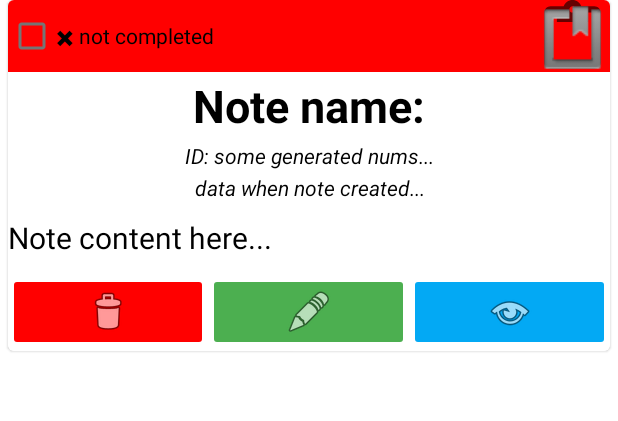
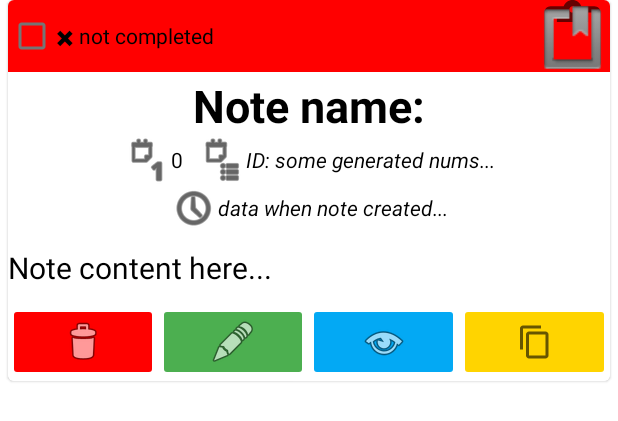
Before and after one commit to Maxdgf/My-Notes, an Android app: the layout note_view_widget.xml on its own in the app's theme, with its tools: preview values and no code run, on a phone screen of 412 x 824 dp. Shown: the top 421 px of the screen. Run offline under Robolectric (Android 15) with nearby library versions, the phone set to English and light mode, and no system bars; Roboto replaces fonts that are not available here.

Commit message:
Update note_view_widget.xml

```diff
--- a/app/src/main/res/layout/note_view_widget.xml
+++ b/app/src/main/res/layout/note_view_widget.xml
@@ -41,23 +41,80 @@
                 android:textSize="30sp"
                 android:textStyle="bold" />
 
+            <LinearLayout
+                android:layout_width="wrap_content"
+                android:layout_height="wrap_content"
+                android:orientation="horizontal"
+                android:layout_gravity="center">
+
+                <LinearLayout
+                    android:layout_width="wrap_content"
+                    android:layout_height="wrap_content"
+                    android:orientation="horizontal"
+                    android:layout_gravity="center">
+
+                    <ImageView
+                        android:layout_width="wrap_content"
+                        android:layout_height="wrap_content"
+                        android:layout_gravity="right"
+                        app:srcCompat="@android:drawable/ic_menu_day"
+                        app:tint="#000000" />
+
+                    <TextView
+                        android:layout_width="wrap_content"
+                        android:layout_height="wrap_content"
+                        android:id="@+id/noteNumber"
+                        android:text="0"
+                        android:layout_gravity="center_vertical"/>
+
+                </LinearLayout>
+
+                <LinearLayout
+                    android:layout_width="wrap_content"
+                    android:layout_height="wrap_content"
+                    android:orientation="horizontal"
+                    android:layout_gravity="center"
+                    android:layout_marginLeft="10dp">
+
+                    <ImageView
+                        android:layout_width="wrap_content"
+                        android:layout_height="wrap_content"
+                        app:srcCompat="@android:drawable/ic_menu_agenda"
+                        app:tint="#000000"/>
+
                     <TextView
                         android:id="@+id/noteIdView"
-                android:layout_width="match_parent"
+                        android:layout_width="wrap_content"
                         android:layout_height="wrap_content"
-                android:layout_marginTop="3dp"
                         android:text="ID: some generated nums..."
-                android:textAlignment="center"
-                android:textStyle="italic" />
+                        android:textStyle="italic"
+                        android:layout_gravity="center_vertical"/>
+
+                </LinearLayout>
+
+            </LinearLayout>
+
+            <LinearLayout
+                android:layout_width="wrap_content"
+                android:layout_height="wrap_content"
+                android:orientation="horizontal"
+                android:layout_gravity="center">
+
+                <ImageView
+                    android:layout_width="wrap_content"
+                    android:layout_height="wrap_content"
+                    app:srcCompat="@android:drawable/ic_menu_recent_history"
+                    app:tint="#000000"/>
 
                 <TextView
                     android:id="@+id/noteDateView"
-                android:layout_width="match_parent"
+                    android:layout_width="wrap_content"
                     android:layout_height="wrap_content"
-                android:layout_marginTop="2dp"
                     android:text="data when note created..."
-                android:textAlignment="center"
-                android:textStyle="italic" />
+                    android:textStyle="italic"
+                    android:layout_gravity="center_vertical"/>
+
+            </LinearLayout>
 
             <TextView
                 android:id="@+id/contentNoteView"
@@ -98,6 +155,14 @@
                     android:backgroundTint="#03A9F4"
                     app:srcCompat="@android:drawable/ic_menu_view" />
 
+                <ImageButton
+                    android:id="@+id/copyThisNote"
+                    android:layout_width="0dp"
+                    android:layout_height="match_parent"
+                    android:layout_weight="5"
+                    android:backgroundTint="#FFD400"
+                    app:srcCompat="?attr/actionModeCopyDrawable" />
+
             </LinearLayout>
 
         </LinearLayout>
```
Lines whose indentation alone changed are shown as unchanged.
